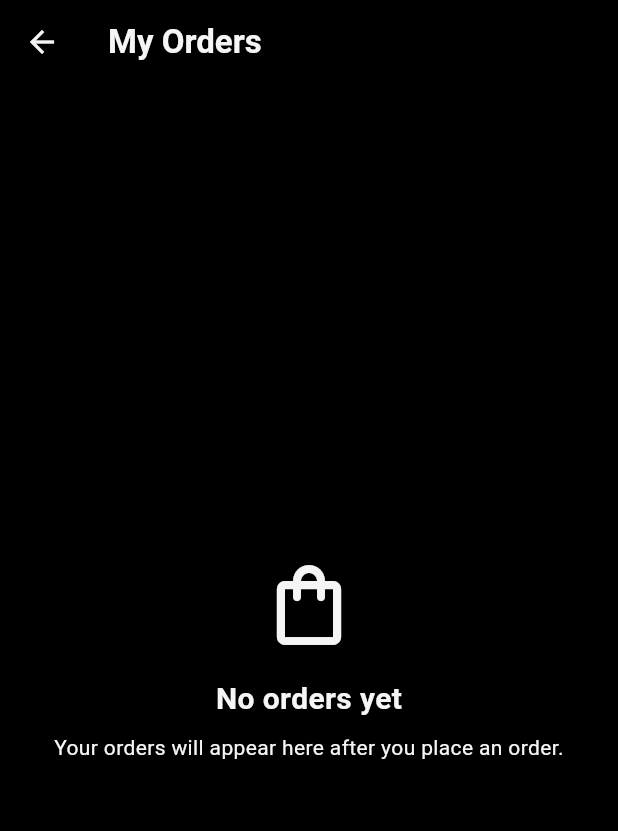
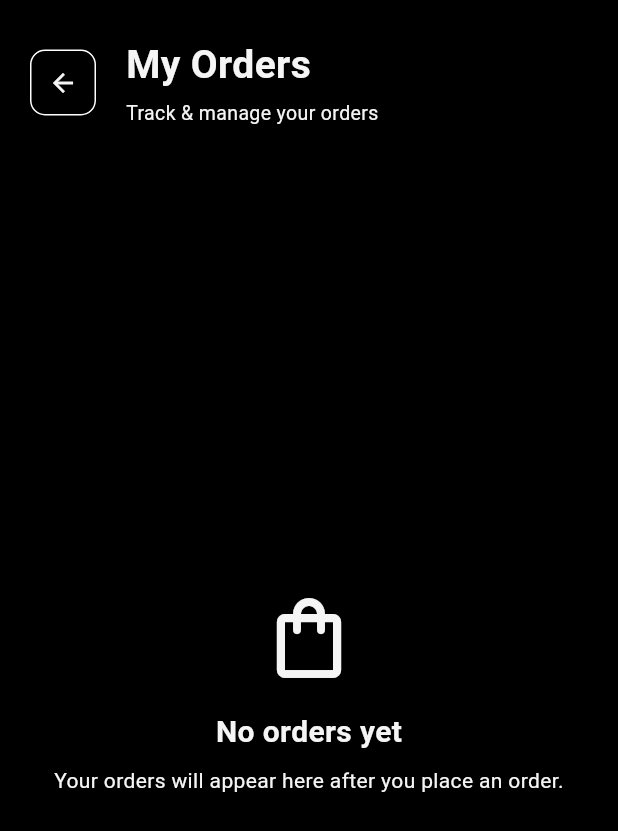
Before and after one commit to Cyanide07x/Cynx_Kage, a Flutter app: the MyOrdersScreen screen opened directly, on a phone screen of 412 x 824 dp. Shown: the top 831 px of the screen. Run offline on Flutter 3.47's test engine with Material 3 defaults, Android fonts, the phone set to English and light mode, and no system bars; our stand-ins replace cloud_firestore, cloud_functions, firebase_auth, firebase_core, flutter_svg, image_picker and 1 more; accounts and stored records are empty; generated files the repository leaves out were written again.

Commit message:
Fix the back button in my order page

```diff
--- a/lib/screens/account/orders/my_order.dart
+++ b/lib/screens/account/orders/my_order.dart
@@ -43,16 +43,72 @@ class MyOrdersScreen extends StatelessWidget {
 
         return Scaffold(
           backgroundColor: currentTheme.scaffoldBackgroundColor,
-          appBar: AppBar(
-            backgroundColor: currentTheme.scaffoldBackgroundColor,
-            foregroundColor: currentColors.onSurface,
-            elevation: 0,
-            title: const Text(
-              'My Orders',
-              style: TextStyle(fontWeight: FontWeight.bold),
-            ),
-          ),
-          body: user == null
+          body: SafeArea(
+            child: Column(
+              crossAxisAlignment: CrossAxisAlignment.start,
+              children: [
+                Padding(
+                  padding: const EdgeInsets.only(
+                    left: 20,
+                    right: 20,
+                    top: 25,
+                    bottom: 15,
+                  ),
+                  child: Row(
+                    children: [
+                      Container(
+                        width: 44,
+                        height: 44,
+                        decoration: BoxDecoration(
+                          border: Border.all(
+                            color: currentColors.outlineVariant,
+                            width: 1,
+                          ),
+                          borderRadius: BorderRadius.circular(10),
+                        ),
+                        child: IconButton(
+                          padding: EdgeInsets.zero,
+                          onPressed: () {
+                            if (Navigator.of(context).canPop()) {
+                              Navigator.of(context).pop();
+                            }
+                          },
+                          icon: Icon(
+                            Icons.arrow_back,
+                            color: currentColors.onSurface,
+                            size: 20,
+                          ),
+                        ),
+                      ),
+                      const SizedBox(width: 20),
+                      Expanded(
+                        child: Column(
+                          crossAxisAlignment: CrossAxisAlignment.start,
+                          children: [
+                            Text(
+                              'My Orders',
+                              style: TextStyle(
+                                color: currentColors.onSurface,
+                                fontSize: 26,
+                                fontWeight: FontWeight.bold,
+                              ),
+                            ),
+                            const SizedBox(height: 4),
+                            Text(
+                              'Track & manage your orders',
+                              style: TextStyle(
+                                color: currentColors.onSurfaceVariant,
+                                fontSize: 13,
+                              ),
+                            ),
+                          ],
+                        ),
+                      ),
+                    ],
+                  ),
+                ),
+                Expanded(
+                  child: user == null
               ? const Center(
                   child: Text('Please sign in to view your orders.'),
                 )
@@ -299,7 +355,11 @@ const SizedBox(width: 8),
                     );
                   },
                 ),
-        );
+              ),
+            ],
+          ),
+        ),
+      );
       },
     );
   }
```
